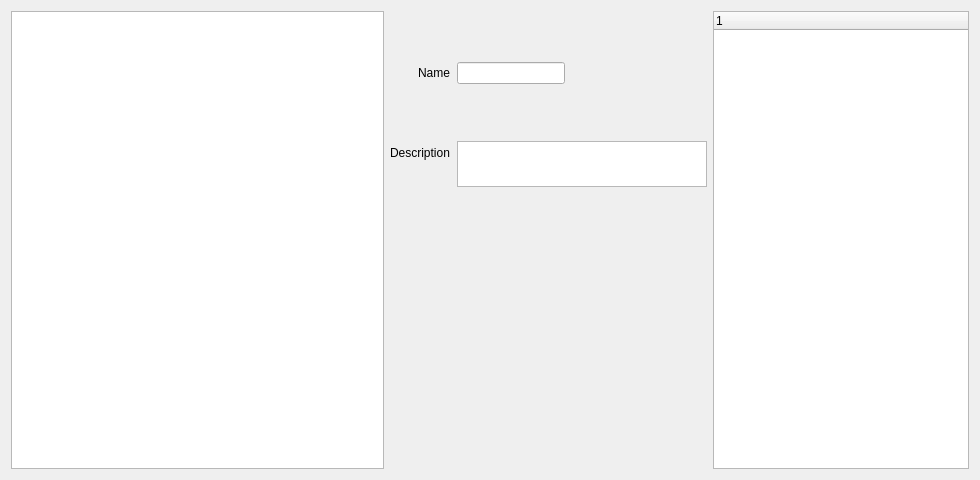
LagoLunatic/DSVEdit, file dsvedit/generic_editor_widget.ui: the form before one commit.
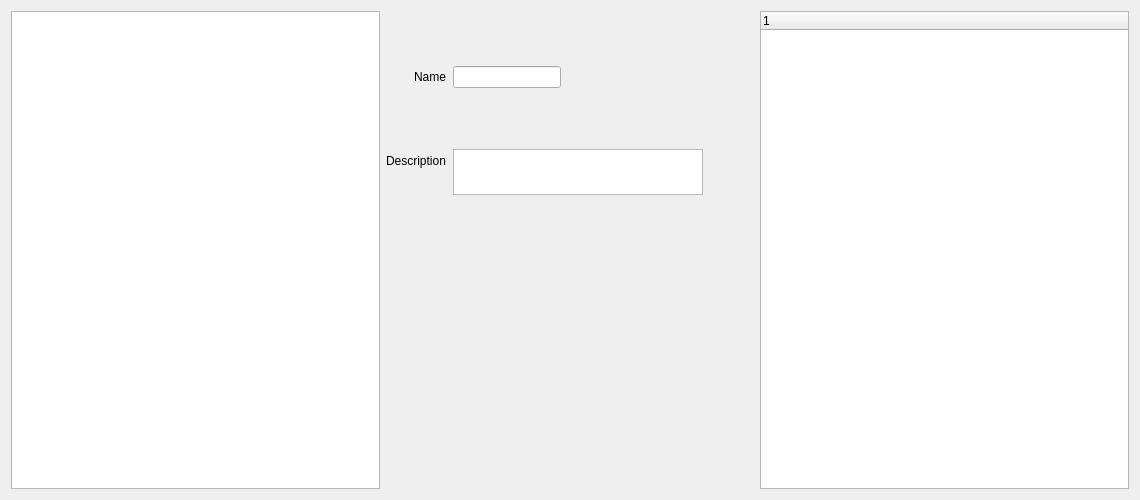
The form after the commit.

Commit message:
Remove nonfunctional layout stretches
rbuic is bugged and ignores these when compiling the ui files.

```diff
--- a/dsvedit/generic_editor_widget.ui
+++ b/dsvedit/generic_editor_widget.ui
@@ -6,8 +6,8 @@
    <rect>
     <x>0</x>
     <y>0</y>
-    <width>980</width>
-    <height>480</height>
+    <width>1140</width>
+    <height>500</height>
    </rect>
   </property>
   <property name="windowTitle">
@@ -15,16 +15,9 @@
   </property>
   <layout class="QVBoxLayout" name="verticalLayout">
    <item>
-    <layout class="QHBoxLayout" name="horizontalLayout" stretch="1,0,0">
+    <layout class="QHBoxLayout" name="horizontalLayout">
      <item>
-      <widget class="QListWidget" name="item_list">
-       <property name="minimumSize">
-        <size>
-         <width>180</width>
-         <height>0</height>
-        </size>
-       </property>
-      </widget>
+      <widget class="QListWidget" name="item_list"/>
      </item>
      <item>
       <layout class="QVBoxLayout" name="verticalLayout_2">
```
The commit also changes 2 other files.
